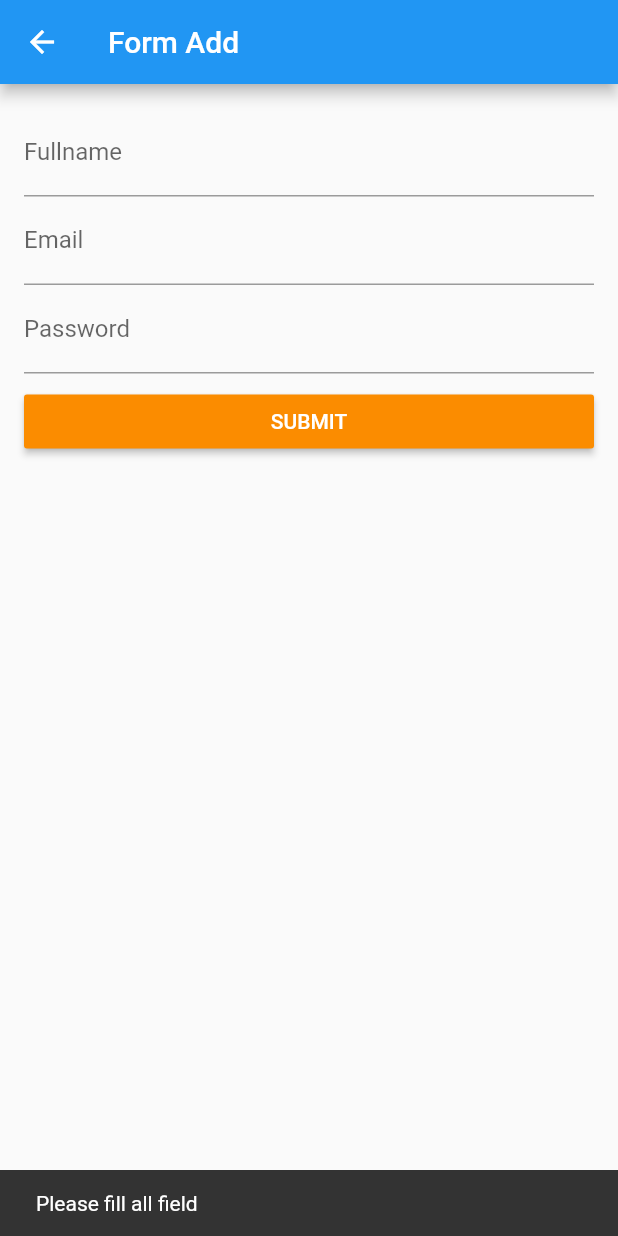
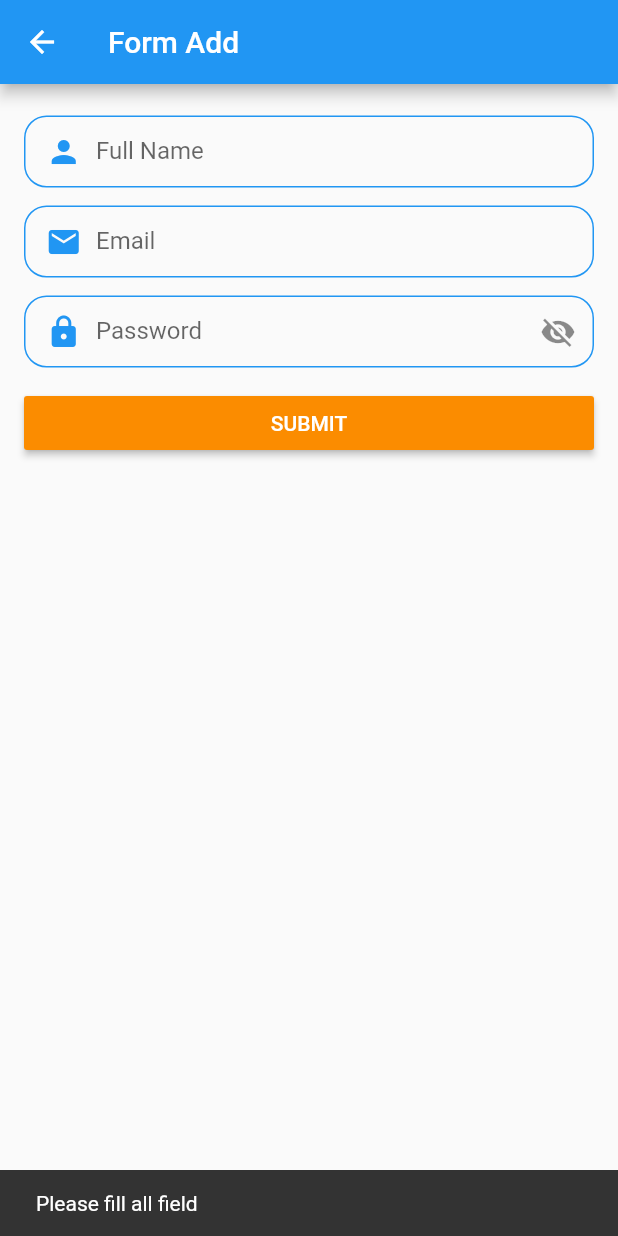
Before and after one commit to DIPazulhardiyanto/flutter-curd-users-app, a Flutter app: the AddEditScreenUser screen opened directly, after a tap on "SUBMIT", on a phone screen of 412 x 824 dp. Run offline on Flutter 3.47's test engine with Material 2 defaults, Android fonts, the phone set to English and light mode, and no system bars; our stand-ins replace dio, flutter_bloc; network calls fail.

```diff
--- a/lib/view/usersScreen/addEditUser.dart
+++ b/lib/view/usersScreen/addEditUser.dart
@@ -21,9 +21,12 @@ class _AddEditScreenUserState extends State<AddEditScreenUser> {
   final _scaffoldState = GlobalKey<ScaffoldState>();
   UserBloc userBloc;
 
+  /* All Variables Declaration */
+
   bool isSuccess = false;
   bool successSubmit = false;
   bool _isLoading = false;
+  static bool obscureTextPassword = true;
   ApiService _apiService = ApiService();
   bool _isFieldNameValid;
   bool _isFieldEmailValid;
@@ -31,6 +34,124 @@ class _AddEditScreenUserState extends State<AddEditScreenUser> {
   TextEditingController _controllerName = TextEditingController();
   TextEditingController _controllerEmail = TextEditingController();
   TextEditingController _controllerPassword = TextEditingController();
+
+  /* All Widgets Declaration */
+
+  Widget _buildWidgetLoading() {
+    return BlocBuilder<UserBloc, UserState>(
+      builder: (_, state) {
+        if (state is Loading) {
+          return Container(
+            color: Colors.black.withOpacity(.5),
+            width: double.infinity,
+            height: double.infinity,
+            child: Center(
+              child: Platform.isIOS
+                  ? CupertinoActivityIndicator()
+                  : CircularProgressIndicator(),
+            ),
+          );
+        } else {
+          return Container();
+        }
+      },
+    );
+  }
+
+  Widget nameField() {
+    return TextField(
+      controller: _controllerName,
+      keyboardType: TextInputType.text,
+      decoration: InputDecoration(
+          labelText: 'Full Name',
+          enabledBorder: OutlineInputBorder(borderSide: BorderSide(color: Colors.blue), borderRadius: BorderRadius.circular(15)),
+          prefixIcon: Padding(
+            padding: EdgeInsets.only(left: 5.0),
+            child: Icon(
+              Icons.person,
+              color: Colors.blue,
+            ),
+          ),
+          errorText: _isFieldNameValid == null || _isFieldNameValid
+              ? null
+              : "Fullname Is Required",
+          contentPadding: EdgeInsets.fromLTRB(20.0, 10.0, 20.0, 10.0),
+          border: OutlineInputBorder(borderRadius: BorderRadius.circular(19.0))),
+      onChanged: (value) {
+        bool isFieldValid = value.trim().isNotEmpty;
+        if (isFieldValid != _isFieldNameValid) {
+          setState(() => _isFieldNameValid = isFieldValid);
+        }
+      },
+    );
+  }
+
+  Widget emailField() {
+    return TextField(
+      controller: _controllerEmail,
+      keyboardType: TextInputType.emailAddress,
+      decoration: InputDecoration(
+        labelText: 'Email',
+        enabledBorder: OutlineInputBorder(borderSide: BorderSide(color: Colors.blue), borderRadius: BorderRadius.circular(15)),
+        prefixIcon: Padding(
+          padding: EdgeInsets.only(left: 5.0),
+          child: Icon(
+            Icons.email,
+            color: Colors.blue,
+          ),
+        ),
+          errorText: _isFieldEmailValid == null || _isFieldEmailValid
+              ? null
+              : "Email Is Required",
+        contentPadding: EdgeInsets.fromLTRB(20.0, 10.0, 20.0, 10.0),
+        border: OutlineInputBorder(borderRadius: BorderRadius.circular(19.0)),),
+      onChanged: (value) {
+        bool isFieldValid = value.trim().isNotEmpty;
+        if (isFieldValid != _isFieldEmailValid) {
+          setState(() => _isFieldEmailValid = isFieldValid);
+        }
+      },
+    );
+  }
+
+  Widget passwordField() {
+    return TextField(
+      controller: _controllerPassword,
+      keyboardType: TextInputType.visiblePassword,
+      obscureText: obscureTextPassword,
+      decoration: InputDecoration(
+        labelText: 'Password',
+        errorText: _isFieldEmailValid == null || _isFieldEmailValid
+            ? null
+            : "Email Is Required",
+        enabledBorder: OutlineInputBorder(borderSide: BorderSide(color: Colors.blue), borderRadius: BorderRadius.circular(15)),
+        prefixIcon: Padding(
+          padding: EdgeInsets.only(left: 5.0),
+          child: Icon(
+            Icons.lock,
+            color: Colors.blue,
+          ),
+        ),
+        suffixIcon: InkWell(
+          onTap: () {
+            passwordObscureToggles();
+          },
+          child: (obscureTextPassword)
+              ? Icon(Icons.visibility_off)
+              : Icon(Icons.visibility),
+        ),
+        contentPadding: EdgeInsets.fromLTRB(20.0, 10.0, 20.0, 10.0),
+        border: OutlineInputBorder(borderRadius: BorderRadius.circular(19.0)),
+      ),
+
+      onChanged: (value) {
+        bool isFieldValid = value.trim().isNotEmpty;
+        if (isFieldValid != _isFieldPasswordValid) {
+          setState(() => _isFieldPasswordValid = isFieldValid);
+        }
+      },
+    );
+  }
 
   @override
   void initState() {
@@ -74,21 +195,28 @@ class _AddEditScreenUserState extends State<AddEditScreenUser> {
                       child: Column(
                         crossAxisAlignment: CrossAxisAlignment.stretch,
                         children: <Widget>[
-                          nameField(),
-                          emailField(),
+                          Padding(
+                            padding: const EdgeInsets.symmetric(vertical: 5),
+                            child: nameField(),
+                          ),
+
+                          Padding(
+                            padding: const EdgeInsets.symmetric(vertical: 7),
+                            child: emailField(),
+                          ),
+
                           widget.userList == null
-                              ? passwordField()
+                              ? Padding(
+                                padding: const EdgeInsets.symmetric(vertical: 5),
+                                child: passwordField(),
+                              )
                               : Container(),
                           Padding(
                             padding: EdgeInsets.only(top: 8.0),
                             child: RaisedButton(
                               onPressed: () async {
-                                if (_isFieldNameValid == null ||
-                                    _isFieldEmailValid == null ||
-                                    _isFieldPasswordValid == null ||
-                                    !_isFieldNameValid ||
-                                    !_isFieldEmailValid ||
-                                    !_isFieldPasswordValid) {
+                                // Validating Form Input First
+                                if (validateFormInput()) {
                                   _scaffoldState.currentState.showSnackBar(
                                     SnackBar(
                                       content: Text("Please fill all field"),
@@ -133,11 +261,10 @@ class _AddEditScreenUserState extends State<AddEditScreenUser> {
                                           return AlertDialog(
                                             title: Text('Warning'),
                                             content: Container(
-                                              child: Text(
-                                                widget.userList == null ?
-                                                'Are you sure you want to ADD NEW user :  ${name}\'s ?' :
-                                                'Are you sure you want to UPDATE user :  ${name}\'s ?'
-                                              ),
+                                              child: Text(widget.userList ==
+                                                      null
+                                                  ? 'Are you sure you want to ADD NEW user :  ${name}\'s ?'
+                                                  : 'Are you sure you want to UPDATE user :  ${name}\'s ?'),
                                             ),
                                             actions: [
                                               TextButton(
@@ -172,43 +299,10 @@ class _AddEditScreenUserState extends State<AddEditScreenUser> {
                                       password: password);
 
                                   if (widget.userList == null) {
-                                    _apiService
-                                        .createProfile(listUser.toJson())
-                                        .then((isSuccess) {
-                                      if (isSuccess) {
-                                        _scaffoldState.currentState
-                                            .showSnackBar(SnackBar(
-                                            content:
-                                            Text("Add New Users Success")));
-                                            waitingFine();
-
-                                      } else {
-                                        _scaffoldState.currentState
-                                            .showSnackBar(SnackBar(
-                                                content:
-                                                    Text("Submit Failed")));
-                                      }
-                                    });
-
+                                    onSaveUser(listUser);
                                   } else {
-                                    listUser.id = widget.userList.id;
-                                    _apiService.updateProfile(listUser).then((isSuccess) {
-                                      if (isSuccess) {
-                                        _scaffoldState.currentState
-                                            .showSnackBar(SnackBar(
-                                            content:
-                                            Text("Update Users Success")));
-                                            waitingFine();
-                                      } else {
-                                        _scaffoldState.currentState
-                                            .showSnackBar(SnackBar(
-                                                content:
-                                                    Text("Update Failed")));
-                                      }
-                                    });
+                                    onUpdateUser(listUser);
                                   }
-
-
                                 }
                               },
                               child: Text(
@@ -241,84 +335,58 @@ class _AddEditScreenUserState extends State<AddEditScreenUser> {
                 ))));
   }
 
-  waitingFine() async {
+  /* All Methods Declaration */
+
+  void passwordObscureToggles() {
+    print(obscureTextPassword);
+    setState(() {
+      obscureTextPassword = !obscureTextPassword;
+    });
+  }
+
+  bool validateFormInput() {
+    if (_isFieldNameValid == null ||
+        _isFieldEmailValid == null ||
+        _isFieldPasswordValid == null ||
+        !_isFieldNameValid ||
+        !_isFieldEmailValid ||
+        !_isFieldPasswordValid) {
+      return true;
+    } else {
+      return false;
+    }
+  }
+
+  Future waitingFine() async {
     await Future.delayed(Duration(seconds: 3));
     Navigator.pop(context, true);
   }
 
-
-  Widget _buildWidgetLoading() {
-    return BlocBuilder<UserBloc, UserState>(
-      builder: (_, state) {
-        if (state is Loading) {
-          return Container(
-            color: Colors.black.withOpacity(.5),
-            width: double.infinity,
-            height: double.infinity,
-            child: Center(
-              child: Platform.isIOS
-                  ? CupertinoActivityIndicator()
-                  : CircularProgressIndicator(),
-            ),
-          );
-        } else {
-          return Container();
-        }
-      },
-    );
+  void onSaveUser(dataUser) {
+    _apiService.createProfile(dataUser.toJson()).then((isSuccess) {
+      if (isSuccess) {
+        _scaffoldState.currentState
+            .showSnackBar(SnackBar(content: Text("Add New Users Success")));
+        waitingFine();
+      } else {
+        _scaffoldState.currentState
+            .showSnackBar(SnackBar(content: Text("Submit Failed")));
+      }
+    });
   }
 
-  Widget nameField() {
-    return TextField(
-      controller: _controllerName,
-      keyboardType: TextInputType.text,
-      decoration: InputDecoration(
-          labelText: 'Fullname',
-          errorText: _isFieldNameValid == null || _isFieldNameValid
-              ? null
-              : "Fullname Is Required"),
-      onChanged: (value) {
-        bool isFieldValid = value.trim().isNotEmpty;
-        if (isFieldValid != _isFieldNameValid) {
-          setState(() => _isFieldNameValid = isFieldValid);
-        }
-      },
-    );
+  void onUpdateUser(dataUser) {
+    dataUser.id = widget.userList.id;
+    _apiService.updateProfile(dataUser).then((isSuccess) {
+      if (isSuccess) {
+        _scaffoldState.currentState
+            .showSnackBar(SnackBar(content: Text("Update Users Success")));
+        waitingFine();
+      } else {
+        _scaffoldState.currentState
+            .showSnackBar(SnackBar(content: Text("Update Failed")));
+      }
+    });
   }
 
-  Widget emailField() {
-    return TextField(
-      controller: _controllerEmail,
-      keyboardType: TextInputType.emailAddress,
-      decoration: InputDecoration(
-          labelText: 'Email',
-          errorText: _isFieldEmailValid == null || _isFieldEmailValid
-              ? null
-              : "Email Is Required"),
-      onChanged: (value) {
-        bool isFieldValid = value.trim().isNotEmpty;
-        if (isFieldValid != _isFieldEmailValid) {
-          setState(() => _isFieldEmailValid = isFieldValid);
-        }
-      },
-    );
-  }
-
-  Widget passwordField() {
-    return TextField(
-      controller: _controllerPassword,
-      keyboardType: TextInputType.visiblePassword,
-      decoration: InputDecoration(
-          labelText: 'Password',
-          errorText: _isFieldPasswordValid == null || _isFieldPasswordValid
-              ? null
-              : "Password Is Required"),
-      onChanged: (value) {
-        bool isFieldValid = value.trim().isNotEmpty;
-        if (isFieldValid != _isFieldPasswordValid) {
-          setState(() => _isFieldPasswordValid = isFieldValid);
-        }
-      },
-    );
-  }
 } //EndClass
--- a/pubspec.yaml
+++ b/pubspec.yaml
@@ -25,12 +25,12 @@ dependencies:
     sdk: flutter
   http: ^0.12.0+2
   flutter_bloc: ^3.1.0
-  equatable: ^2.0.0
+  equatable: 1.2.6
   rxdart: ^0.23.0
   dio: ^3.0.10
   # The following adds the Cupertino Icons font to your application.
   # Use with the CupertinoIcons class for iOS style icons.
-  cupertino_icons: ^1.0.2
+  cupertino_icons: 1.0.0
 
 dev_dependencies:
   flutter_test:
```
Also changed, not shown: pubspec.lock, 1 other file.
